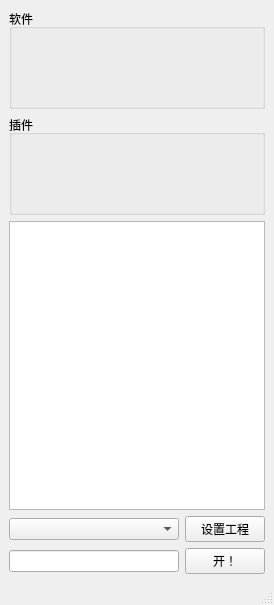
Above: J_Living/J_LivingScript/python/J_SoftWareManager/J_SoftWareManagerUi.ui from wangziheng0426/JMadOnion before the change. Below: the same form after it.
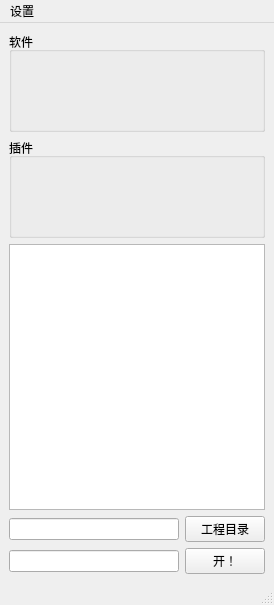
That is the form after the change.

The edit to the form file:
```diff
--- a/J_Living/J_LivingScript/python/J_SoftWareManager/J_SoftWareManagerUi.ui
+++ b/J_Living/J_LivingScript/python/J_SoftWareManager/J_SoftWareManagerUi.ui
@@ -72,7 +72,7 @@
     <item row="3" column="1">
      <widget class="QPushButton" name="pushButton">
       <property name="text">
-       <string>设置工程</string>
+       <string>工程目录</string>
       </property>
      </widget>
     </item>
@@ -87,11 +87,12 @@
      </widget>
     </item>
     <item row="3" column="0">
-     <widget class="QComboBox" name="comboBox"/>
+     <widget class="QLineEdit" name="lineEdit_pluginPath"/>
     </item>
    </layout>
   </widget>
-  <widget class="QMenuBar" name="menubar">
+  <widget class="QStatusBar" name="statusbar"/>
+  <widget class="QMenuBar" name="menuBar">
    <property name="geometry">
     <rect>
      <x>0</x>
@@ -100,6 +101,13 @@
      <height>23</height>
     </rect>
    </property>
+   <widget class="QMenu" name="menu">
+    <property name="title">
+     <string>设置</string>
+    </property>
+    <addaction name="action"/>
+   </widget>
+   <addaction name="menu"/>
   </widget>
   <widget class="QStatusBar" name="statusbar"/>
  </widget>
```
Left out of the diff: 12 changed lines with no effect on the pictures.
